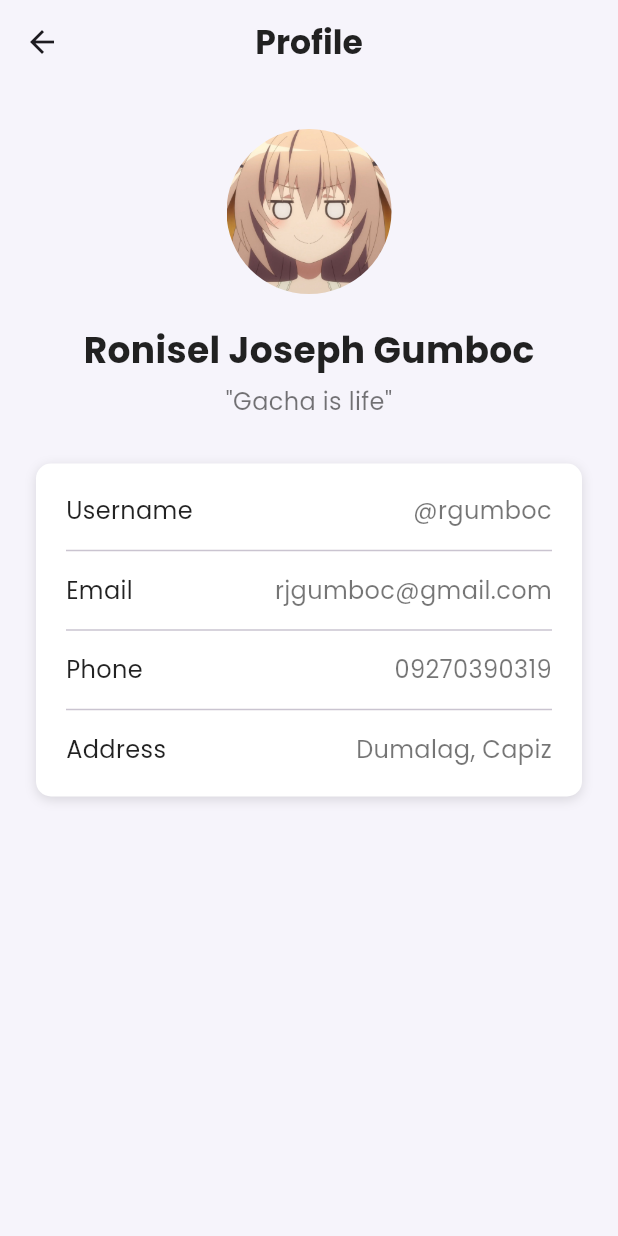
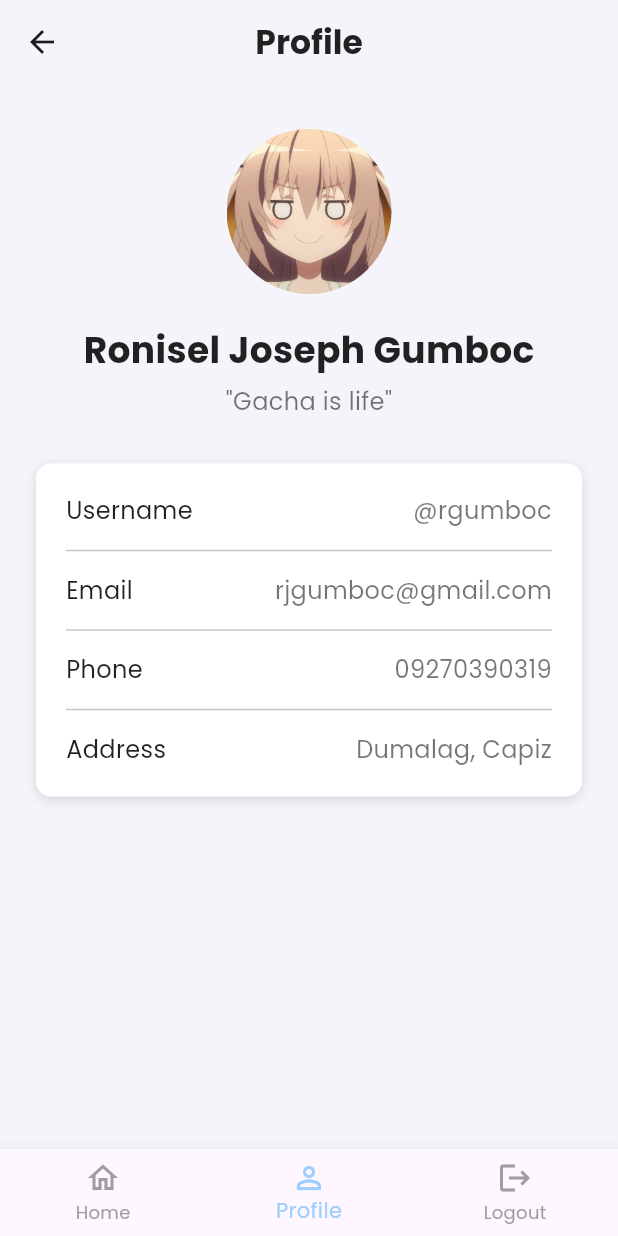
Before and after one commit to rjgums/fitness, a Flutter app: the ProfilePage screen opened directly, on a phone screen of 412 x 824 dp. Run offline on Flutter 3.47's test engine with Material 3 defaults, Android fonts, the phone set to English and light mode, and no system bars; our stand-ins replace flutter_svg.

Commit message:
finalize navbar

```diff
--- a/lib/pages/home.dart
+++ b/lib/pages/home.dart
@@ -223,7 +223,7 @@ class _HomePageState extends State<HomePage> {
                               ' | ' +
                               diets[index].calorie,
                           style: TextStyle(
-                            color: Color(0xff7B6F72),
+                            color: Color(0xff786F72),
                             fontSize: 13,
                             fontWeight: FontWeight.w400,
                           ),
--- a/lib/pages/profile.dart
+++ b/lib/pages/profile.dart
@@ -1,7 +1,34 @@
 import 'package:flutter/material.dart';
+import 'package:fitness/pages/home.dart';
+import 'package:fitness/pages/login.dart';
 
-class ProfilePage extends StatelessWidget {
+class ProfilePage extends StatefulWidget {
   const ProfilePage({super.key});
+
+  @override
+  State<ProfilePage> createState() => _ProfilePageState();
+}
+
+class _ProfilePageState extends State<ProfilePage> {
+  int _selectedIndex = 1;
+
+  void _onItemTapped(int index) {
+    if (index == 2) {
+      Navigator.pushReplacement(
+        context,
+        MaterialPageRoute(builder: (context) => LoginPage()),
+      );
+    } else if (index == 0) {
+      Navigator.pushReplacement(
+        context,
+        MaterialPageRoute(builder: (context) => HomePage()),
+      );
+    } else {
+      setState(() {
+        _selectedIndex = index;
+      });
+    }
+  }
 
   @override
   Widget build(BuildContext context) {
@@ -48,7 +75,6 @@ class ProfilePage extends StatelessWidget {
               ),
             ),
             const SizedBox(height: 30),
-
             Container(
               width: double.infinity,
               padding: const EdgeInsets.all(20),
@@ -77,6 +103,23 @@ class ProfilePage extends StatelessWidget {
             ),
           ],
         ),
+      ),
+      bottomNavigationBar: BottomNavigationBar(
+        currentIndex: _selectedIndex,
+        onTap: _onItemTapped,
+        selectedItemColor: const Color(0xff9DCEFF),
+        unselectedItemColor: Colors.grey,
+        items: const [
+          BottomNavigationBarItem(
+            icon: Icon(Icons.home_outlined),
+            label: 'Home',
+          ),
+          BottomNavigationBarItem(
+            icon: Icon(Icons.person_outline),
+            label: 'Profile',
+          ),
+          BottomNavigationBarItem(icon: Icon(Icons.logout), label: 'Logout'),
+        ],
       ),
     );
   }
```
